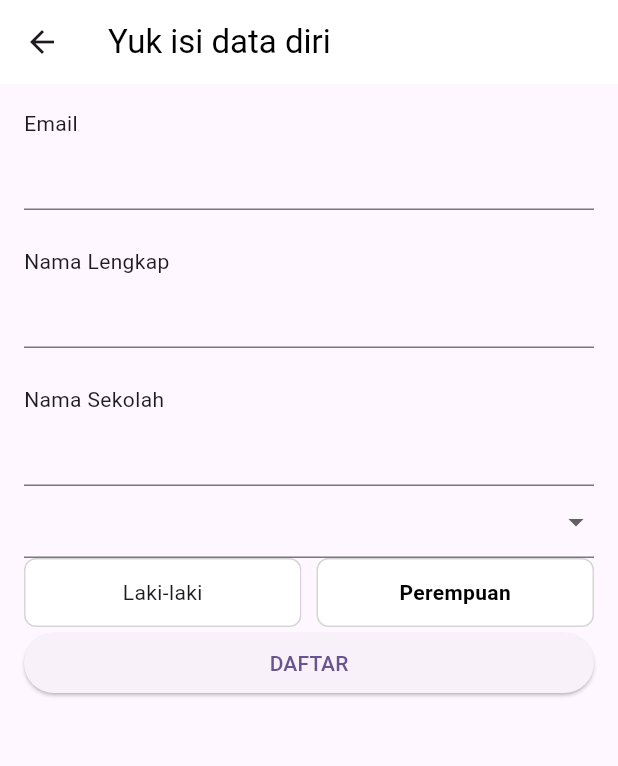
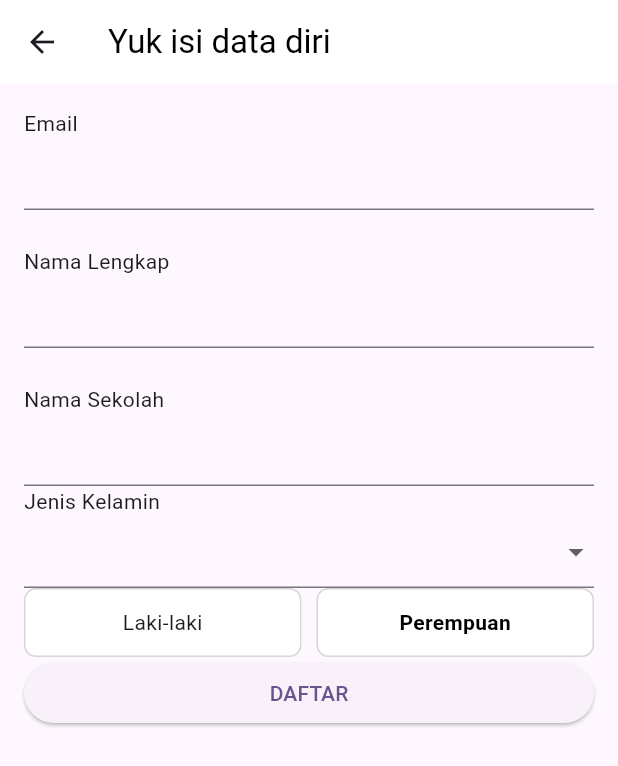
Before and after one commit to AriefIrwansyah/learning_arief_irwansyah, a Flutter app: the RegistrationFormScreen screen opened by its route, on a phone screen of 412 x 824 dp. Shown: the top 766 px of the screen. Run offline on Flutter 3.47's test engine with Material 2 defaults, Android fonts, the phone set to English and light mode, and no system bars; our stand-ins replace dio, firebase_auth, firebase_core, firebase_storage, flutter_bloc, flutter_widget_from_html and 3 more; accounts and stored records are empty.

Commit message:
tambahkan label

```diff
--- a/lib/src/presentation/screen/auth/registration_form_page.dart
+++ b/lib/src/presentation/screen/auth/registration_form_page.dart
@@ -15,7 +15,8 @@ class _RegistFormPageState extends State<RegistrationFormScreen> {
   final GlobalKey<FormState> _formKey = GlobalKey<FormState>();
 
   final TextEditingController _fullNameTextController = TextEditingController();
-  final TextEditingController _schoolNameTextController = TextEditingController();
+  final TextEditingController _schoolNameTextController =
+      TextEditingController();
   String? selectedKelas;
   String jenisKelamin = '';
 
@@ -67,6 +68,7 @@ class _RegistFormPageState extends State<RegistrationFormScreen> {
                     FormBuilderValidators.minLength(6),
                   ]),
                 ),
+                const Text('Jenis Kelamin'),
                 DropdownButtonFormField(
                   value: selectedKelas,
                   items: const [
@@ -95,9 +97,12 @@ class _RegistFormPageState extends State<RegistrationFormScreen> {
                           child: Ink(
                             padding: const EdgeInsets.symmetric(vertical: 12),
                             decoration: BoxDecoration(
-                              color: jenisKelamin == 'Laki-laki' ? Colors.blue.withOpacity(0.7) : Colors.white,
+                              color: jenisKelamin == 'Laki-laki'
+                                  ? Colors.blue.withOpacity(0.7)
+                                  : Colors.white,
                               borderRadius: BorderRadius.circular(8),
-                              border: Border.all(color: const Color(0xFFD6D6D6)),
+                              border:
+                                  Border.all(color: const Color(0xFFD6D6D6)),
                             ),
                             child: const Text(
                               'Laki-laki',
@@ -118,7 +123,9 @@ class _RegistFormPageState extends State<RegistrationFormScreen> {
                         child: Container(
                           padding: const EdgeInsets.symmetric(vertical: 12),
                           decoration: BoxDecoration(
-                            color: jenisKelamin == 'Perempuan' ? Colors.green : Colors.white,
+                            color: jenisKelamin == 'Perempuan'
+                                ? Colors.green
+                                : Colors.white,
                             borderRadius: BorderRadius.circular(8),
                             border: Border.all(
                               color: const Color(0xFFD6D6D6),
@@ -150,7 +157,10 @@ class _RegistFormPageState extends State<RegistrationFormScreen> {
                         context.read<AuthBloc>().add(RegisterUserEvent(
                                 request: RegisterUserRequestModel(
                               fullName: _fullNameTextController.text,
-                              email: context.read<AuthBloc>().getCurrentUserEmail() ?? '',
+                              email: context
+                                      .read<AuthBloc>()
+                                      .getCurrentUserEmail() ??
+                                  '',
                               schoolName: _schoolNameTextController.text,
                               schoolLevel: 'SMA',
                               schoolGrade: selectedKelas!,
```
